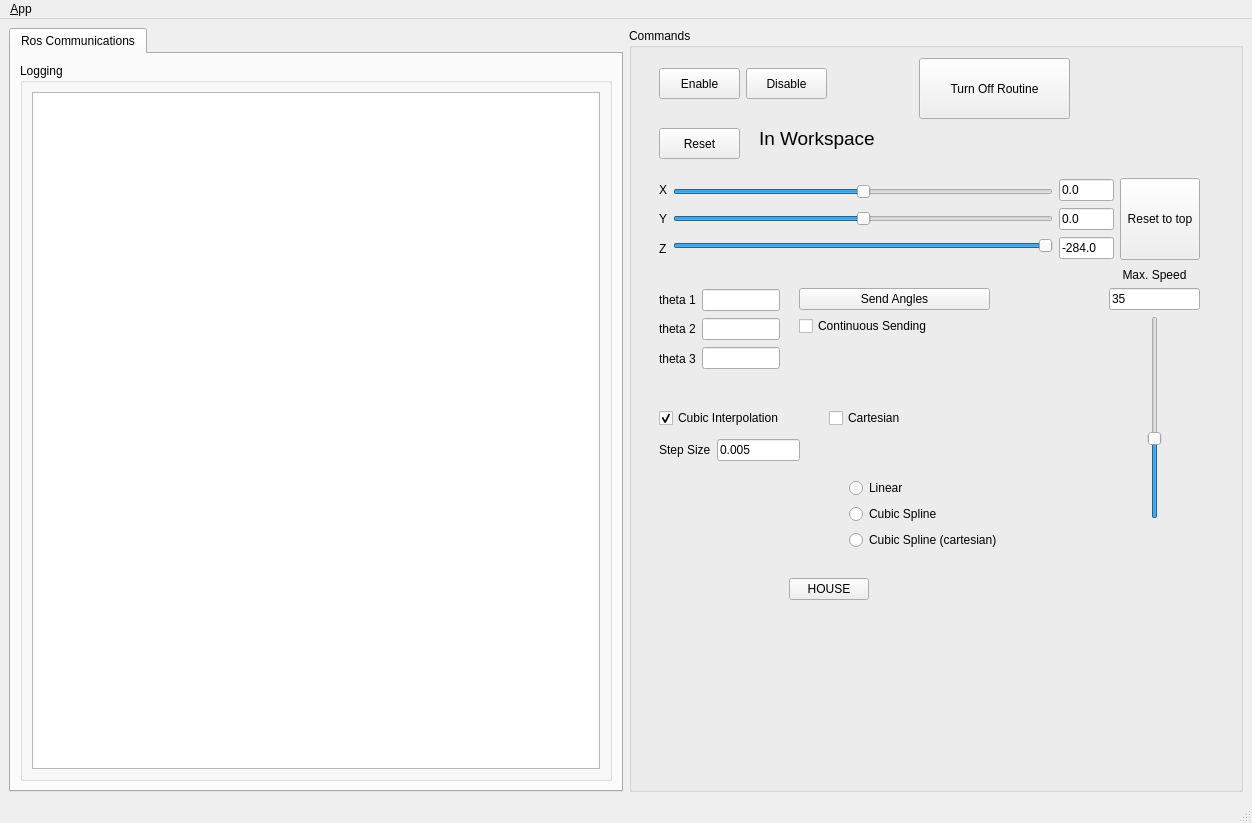
Before: the Qt Designer form delta_qtgui/ui/main_window.ui in MarvinStuede/delta, drawn with Qt 5.
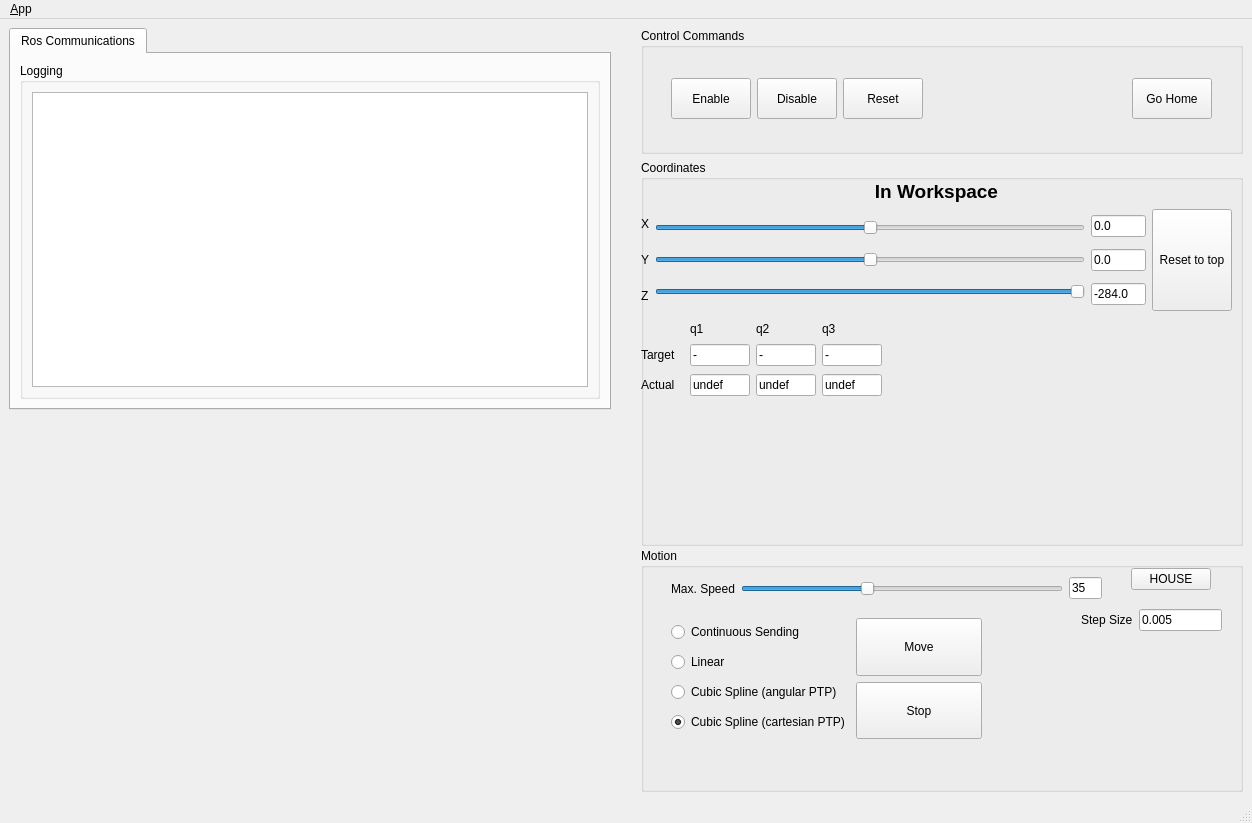
After: the same form once the commit is applied. Icons and pictures are not drawn.

Commit message: GUI verschönert, allgemeine Verbesserungen, Ausgabe von Istwinkeln eingefügt

Diff of the .ui file:
```diff
--- a/delta_qtgui/ui/main_window.ui
+++ b/delta_qtgui/ui/main_window.ui
@@ -41,6 +41,8 @@
   <widget class="QWidget" name="centralwidget">
    <layout class="QHBoxLayout">
     <item>
+     <layout class="QVBoxLayout" name="verticalLayout_9">
+      <item>
      <widget class="QTabWidget" name="tab_manager">
       <property name="minimumSize">
        <size>
@@ -83,152 +85,66 @@
      </widget>
     </item>
     <item>
-     <widget class="QGroupBox" name="groupBox_2">
-      <property name="sizePolicy">
-       <sizepolicy hsizetype="Expanding" vsizetype="Preferred">
-        <horstretch>0</horstretch>
-        <verstretch>0</verstretch>
-       </sizepolicy>
-      </property>
-      <property name="title">
-       <string>Commands</string>
-      </property>
-      <widget class="QPushButton" name="resetButton">
-       <property name="geometry">
-        <rect>
-         <x>30</x>
-         <y>100</y>
-         <width>81</width>
-         <height>31</height>
-        </rect>
-       </property>
-       <property name="text">
-        <string>Reset</string>
-       </property>
-      </widget>
-      <widget class="QWidget" name="layoutWidget">
-       <property name="geometry">
-        <rect>
-         <x>30</x>
-         <y>260</y>
-         <width>121</width>
-         <height>82</height>
-        </rect>
-       </property>
-       <layout class="QHBoxLayout" name="horizontalLayout_2">
+       <layout class="QHBoxLayout" name="horizontalLayout_13">
         <item>
-         <layout class="QVBoxLayout" name="verticalLayout">
-          <item>
-           <widget class="QLabel" name="label">
-            <property name="text">
-             <string>theta 1</string>
-            </property>
-           </widget>
-          </item>
-          <item>
-           <widget class="QLabel" name="label_2">
-            <property name="text">
-             <string>theta 2</string>
-            </property>
-           </widget>
-          </item>
-          <item>
-           <widget class="QLabel" name="label_3">
-            <property name="text">
-             <string>theta 3</string>
-            </property>
-           </widget>
-          </item>
-         </layout>
-        </item>
-        <item>
-         <layout class="QVBoxLayout" name="verticalLayout_5">
-          <item>
-           <widget class="QLineEdit" name="lineEd_t1">
-            <property name="readOnly">
-             <bool>true</bool>
-            </property>
-           </widget>
-          </item>
-          <item>
-           <widget class="QLineEdit" name="lineEd_t2">
-            <property name="readOnly">
-             <bool>true</bool>
-            </property>
-           </widget>
-          </item>
-          <item>
-           <widget class="QLineEdit" name="lineEd_t3">
-            <property name="readOnly">
-             <bool>true</bool>
-            </property>
-           </widget>
-          </item>
-         </layout>
-        </item>
-       </layout>
-      </widget>
-      <widget class="QWidget" name="layoutWidget">
-       <property name="geometry">
-        <rect>
-         <x>170</x>
-         <y>260</y>
-         <width>191</width>
-         <height>50</height>
-        </rect>
-       </property>
-       <layout class="QVBoxLayout" name="verticalLayout_7">
+         <spacer name="verticalSpacer_2">
+          <property name="orientation">
+           <enum>Qt::Vertical</enum>
+          </property>
+          <property name="sizeHint" stdset="0">
+           <size>
+            <width>20</width>
+            <height>40</height>
+           </size>
+          </property>
+         </spacer>
+        </item>
+       </layout>
+      </item>
+     </layout>
+    </item>
         <item>
-         <widget class="QPushButton" name="sendButton">
-          <property name="text">
-           <string>Send Angles</string>
-          </property>
-         </widget>
-        </item>
-        <item>
-         <widget class="QCheckBox" name="contsendCheck">
-          <property name="sizePolicy">
-           <sizepolicy hsizetype="Expanding" vsizetype="Fixed">
-            <horstretch>0</horstretch>
-            <verstretch>0</verstretch>
-           </sizepolicy>
-          </property>
-          <property name="text">
-           <string>Continuous Sending</string>
-          </property>
-         </widget>
-        </item>
-       </layout>
-      </widget>
-      <widget class="QCheckBox" name="cubicCheck">
-       <property name="geometry">
-        <rect>
-         <x>30</x>
-         <y>380</y>
-         <width>171</width>
+     <spacer name="horizontalSpacer_6">
+      <property name="orientation">
+       <enum>Qt::Horizontal</enum>
+      </property>
+      <property name="sizeType">
+       <enum>QSizePolicy::Fixed</enum>
+      </property>
+      <property name="sizeHint" stdset="0">
+       <size>
+        <width>24</width>
          <height>20</height>
-        </rect>
-       </property>
+       </size>
+      </property>
+     </spacer>
+    </item>
+    <item>
+     <layout class="QVBoxLayout" name="verticalLayout_6">
+      <item>
+       <widget class="QGroupBox" name="Controlcommand">
        <property name="sizePolicy">
-        <sizepolicy hsizetype="Preferred" vsizetype="Fixed">
+         <sizepolicy hsizetype="Expanding" vsizetype="Fixed">
          <horstretch>0</horstretch>
          <verstretch>0</verstretch>
         </sizepolicy>
        </property>
-       <property name="text">
-        <string>Cubic Interpolation</string>
-       </property>
-       <property name="checked">
-        <bool>true</bool>
-       </property>
-      </widget>
+        <property name="minimumSize">
+         <size>
+          <width>0</width>
+          <height>126</height>
+         </size>
+        </property>
+        <property name="title">
+         <string>Control Commands</string>
+        </property>
       <widget class="QWidget" name="layoutWidget">
        <property name="geometry">
         <rect>
          <x>30</x>
-         <y>40</y>
-         <width>168</width>
-         <height>31</height>
+           <y>50</y>
+           <width>541</width>
+           <height>41</height>
         </rect>
        </property>
        <layout class="QHBoxLayout" name="horizontalLayout_4">
@@ -258,35 +174,106 @@
           </property>
          </widget>
         </item>
-       </layout>
-      </widget>
+          <item>
+           <widget class="QPushButton" name="resetButton">
+            <property name="sizePolicy">
+             <sizepolicy hsizetype="Minimum" vsizetype="Expanding">
+              <horstretch>0</horstretch>
+              <verstretch>0</verstretch>
+             </sizepolicy>
+            </property>
+            <property name="text">
+             <string>Reset</string>
+            </property>
+           </widget>
+          </item>
+          <item>
+           <spacer name="horizontalSpacer">
+            <property name="orientation">
+             <enum>Qt::Horizontal</enum>
+            </property>
+            <property name="sizeHint" stdset="0">
+             <size>
+              <width>40</width>
+              <height>20</height>
+             </size>
+            </property>
+           </spacer>
+          </item>
+          <item>
+           <widget class="QPushButton" name="pushButton">
+            <property name="sizePolicy">
+             <sizepolicy hsizetype="Minimum" vsizetype="Expanding">
+              <horstretch>0</horstretch>
+              <verstretch>0</verstretch>
+             </sizepolicy>
+            </property>
+            <property name="text">
+             <string>Go Home</string>
+            </property>
+            <property name="autoDefault">
+             <bool>false</bool>
+            </property>
+            <property name="default">
+             <bool>false</bool>
+            </property>
+            <property name="flat">
+             <bool>false</bool>
+            </property>
+           </widget>
+          </item>
+         </layout>
+        </widget>
+       </widget>
+      </item>
+      <item>
+       <widget class="QGroupBox" name="groupBox_3">
+        <property name="sizePolicy">
+         <sizepolicy hsizetype="Preferred" vsizetype="Minimum">
+          <horstretch>0</horstretch>
+          <verstretch>0</verstretch>
+         </sizepolicy>
+        </property>
+        <property name="minimumSize">
+         <size>
+          <width>0</width>
+          <height>386</height>
+         </size>
+        </property>
+        <property name="title">
+         <string>Coordinates</string>
+        </property>
+        <widget class="QWidget" name="layoutWidget">
+         <property name="geometry">
+          <rect>
+           <x>0</x>
+           <y>20</y>
+           <width>591</width>
+           <height>131</height>
+          </rect>
+         </property>
+         <layout class="QVBoxLayout" name="verticalLayout_7">
+          <item>
       <widget class="QLabel" name="label_workspace">
-       <property name="geometry">
-        <rect>
-         <x>130</x>
-         <y>90</y>
-         <width>221</width>
-         <height>41</height>
-        </rect>
-       </property>
        <property name="font">
         <font>
          <pointsize>14</pointsize>
+              <weight>75</weight>
+              <italic>false</italic>
+              <bold>true</bold>
+              <underline>false</underline>
+              <strikeout>false</strikeout>
         </font>
        </property>
        <property name="text">
         <string>In Workspace</string>
        </property>
-      </widget>
-      <widget class="QWidget" name="layoutWidget">
-       <property name="geometry">
-        <rect>
-         <x>30</x>
-         <y>150</y>
-         <width>541</width>
-         <height>82</height>
-        </rect>
-       </property>
+            <property name="alignment">
+             <set>Qt::AlignCenter</set>
+            </property>
+           </widget>
+          </item>
+          <item>
        <layout class="QHBoxLayout" name="horizontalLayout">
         <item>
          <layout class="QVBoxLayout" name="verticalLayout_4">
@@ -464,25 +451,287 @@
          </widget>
         </item>
        </layout>
-      </widget>
-      <widget class="QCheckBox" name="cartesianCheck">
+          </item>
+         </layout>
+        </widget>
+        <widget class="QWidget" name="gridLayoutWidget">
        <property name="geometry">
         <rect>
-         <x>200</x>
-         <y>380</y>
-         <width>101</width>
-         <height>20</height>
-        </rect>
-       </property>
+           <x>0</x>
+           <y>160</y>
+           <width>241</width>
+           <height>81</height>
+          </rect>
+         </property>
+         <layout class="QGridLayout" name="gridLayout">
+          <item row="2" column="1">
+           <widget class="QLineEdit" name="lineEd_t1_ist">
+            <property name="sizePolicy">
+             <sizepolicy hsizetype="Fixed" vsizetype="Minimum">
+              <horstretch>0</horstretch>
+              <verstretch>0</verstretch>
+             </sizepolicy>
+            </property>
+            <property name="minimumSize">
+             <size>
+              <width>43</width>
+              <height>0</height>
+             </size>
+            </property>
+            <property name="maximumSize">
+             <size>
+              <width>60</width>
+              <height>16777215</height>
+             </size>
+            </property>
        <property name="text">
-        <string>Cartesian</string>
-       </property>
-      </widget>
+             <string>undef</string>
+            </property>
+            <property name="readOnly">
+             <bool>true</bool>
+            </property>
+           </widget>
+          </item>
+          <item row="0" column="1">
+           <widget class="QLabel" name="label">
+            <property name="sizePolicy">
+             <sizepolicy hsizetype="Preferred" vsizetype="Fixed">
+              <horstretch>0</horstretch>
+              <verstretch>0</verstretch>
+             </sizepolicy>
+            </property>
+            <property name="minimumSize">
+             <size>
+              <width>16</width>
+              <height>0</height>
+             </size>
+            </property>
+            <property name="text">
+             <string>q1</string>
+            </property>
+            <property name="alignment">
+             <set>Qt::AlignLeading|Qt::AlignLeft|Qt::AlignVCenter</set>
+            </property>
+           </widget>
+          </item>
+          <item row="1" column="1">
+           <widget class="QLineEdit" name="lineEd_t1">
+            <property name="sizePolicy">
+             <sizepolicy hsizetype="Fixed" vsizetype="Minimum">
+              <horstretch>0</horstretch>
+              <verstretch>0</verstretch>
+             </sizepolicy>
+            </property>
+            <property name="minimumSize">
+             <size>
+              <width>43</width>
+              <height>0</height>
+             </size>
+            </property>
+            <property name="maximumSize">
+             <size>
+              <width>60</width>
+              <height>16777215</height>
+             </size>
+            </property>
+            <property name="text">
+             <string>-</string>
+            </property>
+            <property name="readOnly">
+             <bool>true</bool>
+            </property>
+           </widget>
+          </item>
+          <item row="1" column="3">
+           <widget class="QLineEdit" name="lineEd_t3">
+            <property name="sizePolicy">
+             <sizepolicy hsizetype="Minimum" vsizetype="Fixed">
+              <horstretch>0</horstretch>
+              <verstretch>0</verstretch>
+             </sizepolicy>
+            </property>
+            <property name="minimumSize">
+             <size>
+              <width>48</width>
+              <height>0</height>
+             </size>
+            </property>
+            <property name="maximumSize">
+             <size>
+              <width>60</width>
+              <height>16777215</height>
+             </size>
+            </property>
+            <property name="text">
+             <string>-</string>
+            </property>
+            <property name="readOnly">
+             <bool>true</bool>
+            </property>
+           </widget>
+          </item>
+          <item row="1" column="2">
+           <widget class="QLineEdit" name="lineEd_t2">
+            <property name="sizePolicy">
+             <sizepolicy hsizetype="Preferred" vsizetype="Fixed">
+              <horstretch>0</horstretch>
+              <verstretch>0</verstretch>
+             </sizepolicy>
+            </property>
+            <property name="minimumSize">
+             <size>
+              <width>50</width>
+              <height>0</height>
+             </size>
+            </property>
+            <property name="maximumSize">
+             <size>
+              <width>60</width>
+              <height>16777215</height>
+             </size>
+            </property>
+            <property name="text">
+             <string>-</string>
+            </property>
+            <property name="readOnly">
+             <bool>true</bool>
+            </property>
+           </widget>
+          </item>
+          <item row="0" column="2">
+           <widget class="QLabel" name="label_2">
+            <property name="sizePolicy">
+             <sizepolicy hsizetype="Preferred" vsizetype="Fixed">
+              <horstretch>0</horstretch>
+              <verstretch>0</verstretch>
+             </sizepolicy>
+            </property>
+            <property name="minimumSize">
+             <size>
+              <width>16</width>
+              <height>0</height>
+             </size>
+            </property>
+            <property name="text">
+             <string>q2</string>
+            </property>
+           </widget>
+          </item>
+          <item row="2" column="2">
+           <widget class="QLineEdit" name="lineEd_t2_ist">
+            <property name="sizePolicy">
+             <sizepolicy hsizetype="Preferred" vsizetype="Fixed">
+              <horstretch>0</horstretch>
+              <verstretch>0</verstretch>
+             </sizepolicy>
+            </property>
+            <property name="minimumSize">
+             <size>
+              <width>50</width>
+              <height>0</height>
+             </size>
+            </property>
+            <property name="maximumSize">
+             <size>
+              <width>60</width>
+              <height>16777215</height>
+             </size>
+            </property>
+            <property name="text">
+             <string>undef</string>
+            </property>
+            <property name="readOnly">
+             <bool>true</bool>
+            </property>
+           </widget>
+          </item>
+          <item row="2" column="3">
+           <widget class="QLineEdit" name="lineEd_t3_ist">
+            <property name="sizePolicy">
+             <sizepolicy hsizetype="Minimum" vsizetype="Fixed">
+              <horstretch>0</horstretch>
+              <verstretch>0</verstretch>
+             </sizepolicy>
+            </property>
+            <property name="minimumSize">
+             <size>
+              <width>16</width>
+              <height>0</height>
+             </size>
+            </property>
+            <property name="maximumSize">
+             <size>
+              <width>60</width>
+              <height>16777215</height>
+             </size>
+            </property>
+            <property name="text">
+             <string>undef</string>
+            </property>
+            <property name="readOnly">
+             <bool>true</bool>
+            </property>
+           </widget>
+          </item>
+          <item row="0" column="3">
+           <widget class="QLabel" name="label_3">
+            <property name="sizePolicy">
+             <sizepolicy hsizetype="Preferred" vsizetype="Fixed">
+              <horstretch>0</horstretch>
+              <verstretch>0</verstretch>
+             </sizepolicy>
+            </property>
+            <property name="minimumSize">
+             <size>
+              <width>16</width>
+              <height>0</height>
+             </size>
+            </property>
+            <property name="text">
+             <string>q3</string>
+            </property>
+           </widget>
+          </item>
+          <item row="2" column="0">
+           <widget class="QLabel" name="label_7">
+            <property name="text">
+             <string>Actual</string>
+            </property>
+           </widget>
+          </item>
+          <item row="1" column="0">
+           <widget class="QLabel" name="label_6">
+            <property name="text">
+             <string>Target</string>
+            </property>
+           </widget>
+          </item>
+         </layout>
+        </widget>
+       </widget>
+      </item>
+      <item>
+       <widget class="QGroupBox" name="groupBox_2">
+        <property name="sizePolicy">
+         <sizepolicy hsizetype="Preferred" vsizetype="Minimum">
+          <horstretch>0</horstretch>
+          <verstretch>0</verstretch>
+         </sizepolicy>
+        </property>
+        <property name="minimumSize">
+         <size>
+          <width>0</width>
+          <height>244</height>
+         </size>
+        </property>
+        <property name="title">
+         <string>Motion</string>
+        </property>
       <widget class="QPushButton" name="houseButton">
        <property name="geometry">
         <rect>
-         <x>160</x>
-         <y>550</y>
+           <x>490</x>
+           <y>20</y>
          <width>80</width>
          <height>22</height>
         </rect>
@@ -491,103 +740,27 @@
         <string>HOUSE</string>
        </property>
       </widget>
-      <widget class="QPushButton" name="pushButton">
-       <property name="geometry">
-        <rect>
-         <x>290</x>
-         <y>30</y>
-         <width>151</width>
-         <height>61</height>
-        </rect>
-       </property>
-       <property name="text">
-        <string>Turn Off Routine</string>
-       </property>
-       <property name="autoDefault">
-        <bool>false</bool>
-       </property>
-       <property name="default">
-        <bool>false</bool>
-       </property>
-       <property name="flat">
-        <bool>false</bool>
-       </property>
-      </widget>
-      <widget class="QWidget" name="">
+        <widget class="QWidget" name="layoutWidget">
        <property name="geometry">
         <rect>
          <x>30</x>
-         <y>410</y>
-         <width>141</width>
-         <height>24</height>
-        </rect>
-       </property>
-       <layout class="QHBoxLayout" name="horizontalLayout_3">
-        <item>
-         <widget class="QLabel" name="label_4">
-          <property name="sizePolicy">
-           <sizepolicy hsizetype="Expanding" vsizetype="Preferred">
-            <horstretch>0</horstretch>
-            <verstretch>0</verstretch>
-           </sizepolicy>
-          </property>
-          <property name="text">
-           <string>Step Size</string>
-          </property>
-         </widget>
-        </item>
-        <item>
-         <widget class="QLineEdit" name="stepsizeEd">
-          <property name="sizePolicy">
-           <sizepolicy hsizetype="Expanding" vsizetype="Fixed">
-            <horstretch>0</horstretch>
-            <verstretch>0</verstretch>
-           </sizepolicy>
-          </property>
-          <property name="text">
-           <string>0.005</string>
-          </property>
-          <property name="readOnly">
-           <bool>false</bool>
-          </property>
-         </widget>
-        </item>
-       </layout>
-      </widget>
-      <widget class="QWidget" name="">
-       <property name="geometry">
-        <rect>
-         <x>390</x>
-         <y>670</y>
-         <width>101</width>
-         <height>44</height>
-        </rect>
-       </property>
-       <layout class="QVBoxLayout" name="verticalLayout_6"/>
-      </widget>
-      <widget class="QWidget" name="">
-       <property name="geometry">
-        <rect>
-         <x>480</x>
-         <y>240</y>
-         <width>91</width>
-         <height>251</height>
-        </rect>
-       </property>
-       <layout class="QVBoxLayout" name="verticalLayout_9">
-        <item>
-         <layout class="QVBoxLayout" name="verticalLayout_8">
+           <y>20</y>
+           <width>431</width>
+           <height>41</height>
+          </rect>
+         </property>
+         <layout class="QHBoxLayout" name="horizontalLayout_9">
           <item>
            <widget class="QLabel" name="label_5">
             <property name="sizePolicy">
-             <sizepolicy hsizetype="Ignored" vsizetype="Preferred">
+             <sizepolicy hsizetype="Minimum" vsizetype="Preferred">
               <horstretch>0</horstretch>
               <verstretch>0</verstretch>
              </sizepolicy>
             </property>
             <property name="minimumSize">
              <size>
-              <width>82</width>
+              <width>0</width>
               <height>0</height>
              </size>
             </property>
@@ -603,24 +776,6 @@
            </widget>
           </item>
           <item>
-           <widget class="QLineEdit" name="speedBox">
-            <property name="sizePolicy">
-             <sizepolicy hsizetype="Expanding" vsizetype="Fixed">
-              <horstretch>0</horstretch>
-              <verstretch>0</verstretch>
-             </sizepolicy>
-            </property>
-            <property name="text">
-             <string>35</string>
-            </property>
-            <property name="readOnly">
-             <bool>false</bool>
-            </property>
-           </widget>
-          </item>
-         </layout>
-        </item>
-        <item>
          <widget class="QSlider" name="speedSlider">
           <property name="sizePolicy">
            <sizepolicy hsizetype="Expanding" vsizetype="Expanding">
@@ -635,24 +790,64 @@
            <number>35</number>
           </property>
           <property name="orientation">
-           <enum>Qt::Vertical</enum>
+             <enum>Qt::Horizontal</enum>
+            </property>
+           </widget>
+          </item>
+          <item>
+           <widget class="QLineEdit" name="speedBox">
+            <property name="sizePolicy">
+             <sizepolicy hsizetype="Fixed" vsizetype="Fixed">
+              <horstretch>0</horstretch>
+              <verstretch>0</verstretch>
+             </sizepolicy>
+            </property>
+            <property name="minimumSize">
+             <size>
+              <width>0</width>
+              <height>0</height>
+             </size>
+            </property>
+            <property name="maximumSize">
+             <size>
+              <width>33</width>
+              <height>16777215</height>
+             </size>
+            </property>
+            <property name="text">
+             <string>35</string>
+            </property>
+            <property name="readOnly">
+             <bool>false</bool>
           </property>
          </widget>
         </item>
        </layout>
       </widget>
-      <widget class="QWidget" name="">
+        <widget class="QWidget" name="layoutWidget">
        <property name="geometry">
         <rect>
-         <x>220</x>
-         <y>450</y>
-         <width>191</width>
-         <height>74</height>
-        </rect>
-       </property>
+           <x>30</x>
+           <y>70</y>
+           <width>311</width>
+           <height>121</height>
+          </rect>
+         </property>
+         <layout class="QHBoxLayout" name="horizontalLayout_5">
+          <item>
        <layout class="QVBoxLayout" name="verticalLayout_11">
         <item>
-         <widget class="QRadioButton" name="radioButton">
+             <widget class="QRadioButton" name="radioContinuous">
+              <property name="text">
+               <string>Continuous Sending</string>
+              </property>
+              <attribute name="buttonGroup">
+               <string notr="true">buttonGroup</string>
+              </attribute>
+             </widget>
+            </item>
+            <item>
+             <widget class="QRadioButton" name="radioLinear">
           <property name="text">
            <string>Linear </string>
           </property>
@@ -664,7 +859,7 @@
         <item>
          <widget class="QRadioButton" name="radioButton_2">
           <property name="text">
-           <string>Cubic Spline</string>
+               <string>Cubic Spline (angular PTP)</string>
           </property>
           <attribute name="buttonGroup">
            <string notr="true">buttonGroup</string>
@@ -680,7 +875,10 @@
            </sizepolicy>
           </property>
           <property name="text">
-           <string>Cubic Spline (cartesian)</string>
+               <string>Cubic Spline (cartesian PTP)</string>
+              </property>
+              <property name="checked">
+               <bool>true</bool>
           </property>
           <attribute name="buttonGroup">
            <string notr="true">buttonGroup</string>
@@ -688,28 +886,101 @@
          </widget>
         </item>
        </layout>
-      </widget>
-      <zorder>layoutWidget</zorder>
-      <zorder>layoutWidget</zorder>
-      <zorder>cubicCheck</zorder>
-      <zorder>label_workspace</zorder>
-      <zorder>layoutWidget</zorder>
-      <zorder>layoutWidget</zorder>
-      <zorder>resetButton</zorder>
-      <zorder>cartesianCheck</zorder>
+          </item>
+          <item>
+           <layout class="QVBoxLayout" name="verticalLayout_13">
+            <item>
+             <widget class="QPushButton" name="sendButton">
+              <property name="sizePolicy">
+               <sizepolicy hsizetype="Expanding" vsizetype="Expanding">
+                <horstretch>0</horstretch>
+                <verstretch>0</verstretch>
+               </sizepolicy>
+              </property>
+              <property name="text">
+               <string>Move</string>
+              </property>
+             </widget>
+            </item>
+            <item>
+             <widget class="QPushButton" name="stopButton">
+              <property name="sizePolicy">
+               <sizepolicy hsizetype="Expanding" vsizetype="Expanding">
+                <horstretch>0</horstretch>
+                <verstretch>0</verstretch>
+               </sizepolicy>
+              </property>
+              <property name="text">
+               <string>Stop</string>
+              </property>
+             </widget>
+            </item>
+           </layout>
+          </item>
+         </layout>
+        </widget>
+        <widget class="QWidget" name="layoutWidget">
+         <property name="geometry">
+          <rect>
+           <x>440</x>
+           <y>60</y>
+           <width>141</width>
+           <height>24</height>
+          </rect>
+         </property>
+         <layout class="QHBoxLayout" name="horizontalLayout_3">
+          <item>
+           <widget class="QLabel" name="label_4">
+            <property name="sizePolicy">
+             <sizepolicy hsizetype="Expanding" vsizetype="Preferred">
+              <horstretch>0</horstretch>
+              <verstretch>0</verstretch>
+             </sizepolicy>
+            </property>
+            <property name="text">
+             <string>Step Size</string>
+            </property>
+           </widget>
+          </item>
+          <item>
+           <widget class="QLineEdit" name="stepsizeEd">
+            <property name="sizePolicy">
+             <sizepolicy hsizetype="Expanding" vsizetype="Fixed">
+              <horstretch>0</horstretch>
+              <verstretch>0</verstretch>
+             </sizepolicy>
+            </property>
+            <property name="text">
+             <string>0.005</string>
+            </property>
+            <property name="readOnly">
+             <bool>false</bool>
+            </property>
+           </widget>
+          </item>
+         </layout>
+        </widget>
       <zorder>houseButton</zorder>
-      <zorder>pushButton</zorder>
-      <zorder>speedSlider</zorder>
-      <zorder>label_5</zorder>
-      <zorder>speedBox</zorder>
-      <zorder>stepsizeEd</zorder>
-      <zorder>label_4</zorder>
-      <zorder>speedBox</zorder>
-      <zorder>label_5</zorder>
-      <zorder>radioButton</zorder>
-      <zorder>radioButton_2</zorder>
-      <zorder>radioButton_3</zorder>
-     </widget>
+        <zorder>layoutWidget</zorder>
+        <zorder>layoutWidget</zorder>
+        <zorder>layoutWidget</zorder>
+        <zorder>groupBox_3</zorder>
+       </widget>
+      </item>
+      <item>
+       <spacer name="verticalSpacer">
+        <property name="orientation">
+         <enum>Qt::Vertical</enum>
+        </property>
+        <property name="sizeHint" stdset="0">
+         <size>
+          <width>20</width>
+          <height>40</height>
+         </size>
+        </property>
+       </spacer>
+      </item>
+     </layout>
     </item>
    </layout>
   </widget>
```
Left out of the diff: 6 changed lines with no effect on the pictures. Lines whose indentation alone changed are shown as unchanged. The commit also changes 7 other files.
